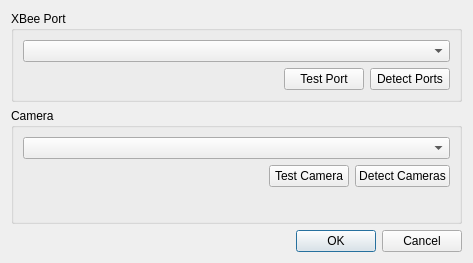
Above: pc/master/settingsform.ui from plule/pfe-costumes before the change. Below: the same form after it.
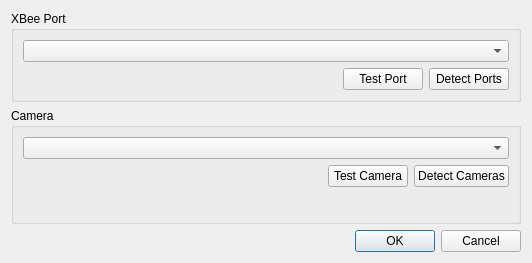
That is the form after the change.

The edit to the form file:
```diff
--- a/pc/master/settingsform.ui
+++ b/pc/master/settingsform.ui
@@ -6,7 +6,7 @@
    <rect>
     <x>0</x>
     <y>0</y>
-    <width>473</width>
+    <width>532</width>
     <height>263</height>
    </rect>
   </property>
```
